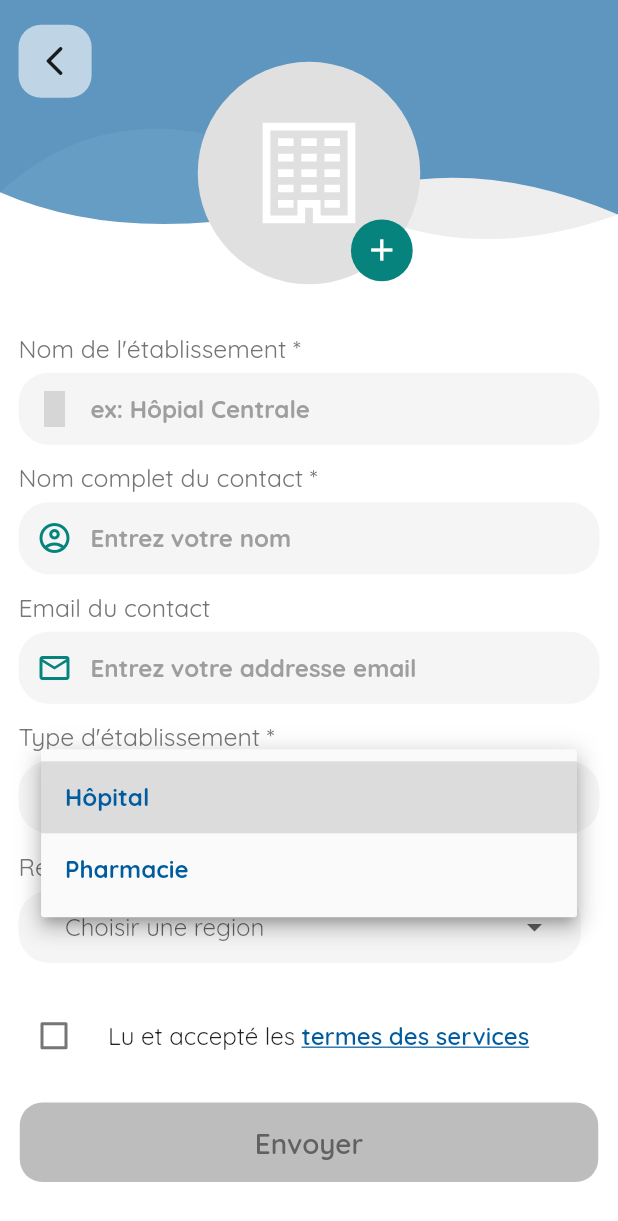
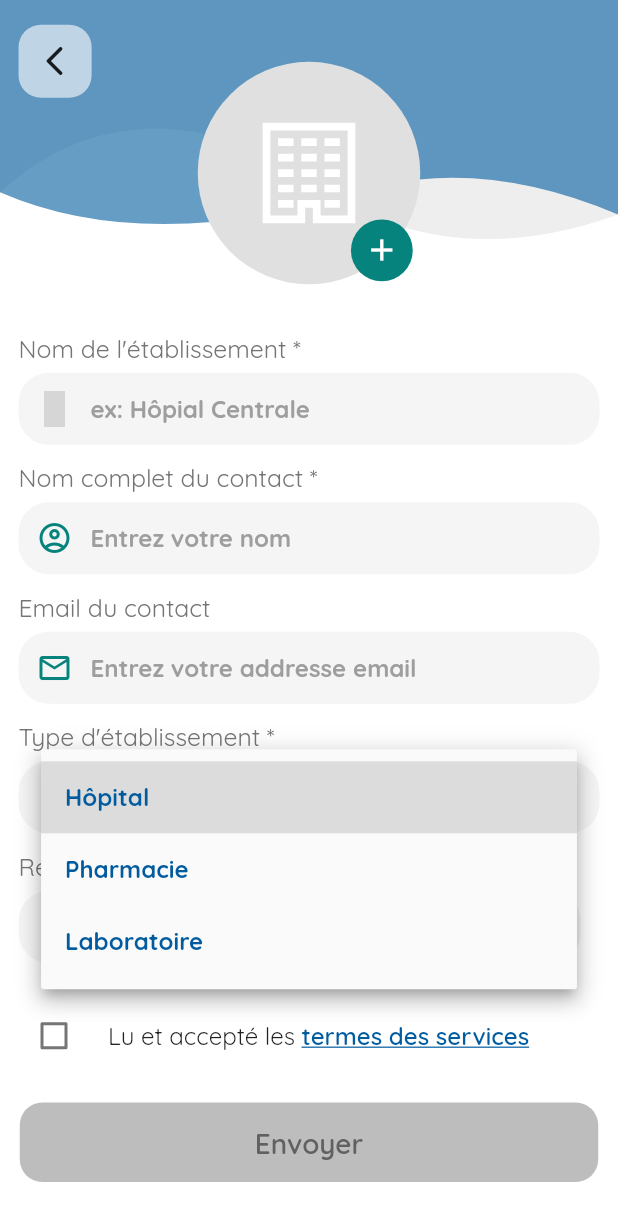
Before and after one commit to DanAid20/danAidPrestataire, a Flutter app: the ServiceProviderForm screen opened by its route, after a tap on "Hôpital", on a phone screen of 412 x 824 dp. Shown: the top 1221 px of the screen. Run offline on Flutter 3.47's test engine with Material 2 defaults, Android fonts, the phone set to English and light mode, and no system bars; our stand-ins replace cached_network_image, carousel_slider, cloud_firestore, dio, firebase_auth, firebase_core and 10 more; missing offline and left inert: country_pickers; accounts and stored records are empty; grey boxes are pictures that could not be loaded.

Commit message:
update registration prestataire and download url visibility

```diff
--- a/lib/views/auths_views/adherent_form.dart
+++ b/lib/views/auths_views/adherent_form.dart
@@ -549,7 +549,7 @@ class _AdherentRegistrationFormmState extends State<AdherentRegistrationFormm> {
       String url = await storageReference.getDownloadURL();
       avatarUrl = url;
       print("download url: $url");
-      ScaffoldMessenger.of(context).showSnackBar(SnackBar(content: Text("download url: $url")));
+      //ScaffoldMessenger.of(context).showSnackBar(SnackBar(content: Text("download url: $url")));
     });
     setState(() {
       imageLoading = false;
--- a/lib/views/auths_views/service_provider_form.dart
+++ b/lib/views/auths_views/service_provider_form.dart
@@ -173,7 +173,11 @@ class _ServiceProviderFormState extends State<ServiceProviderForm> {
                                 ),
                                 DropdownMenuItem(
                                   child: Text("Pharmacie", style: TextStyle(color: kPrimaryColor, fontWeight: FontWeight.bold),),
-                                  value: "pharmacie",
+                                  value: "Pharmacie",
+                                ),
+                                DropdownMenuItem(
+                                  child: Text("Laboratoire", style: TextStyle(color: kPrimaryColor, fontWeight: FontWeight.bold),),
+                                  value: "Laboratoire",
                                 ),
                               ],
                               onChanged: (value) {
@@ -458,8 +462,6 @@ class _ServiceProviderFormState extends State<ServiceProviderForm> {
       ScaffoldMessenger.of(context).showSnackBar(SnackBar(content: Text("Photo de profil ajoutée")));
       String url = await storageReference.getDownloadURL();
       avatarUrl = url;
-      print("download url: $url");
-      ScaffoldMessenger.of(context).showSnackBar(SnackBar(content: Text("download url: $url")));
     });
     setState(() {
       imageLoading = false;
```
